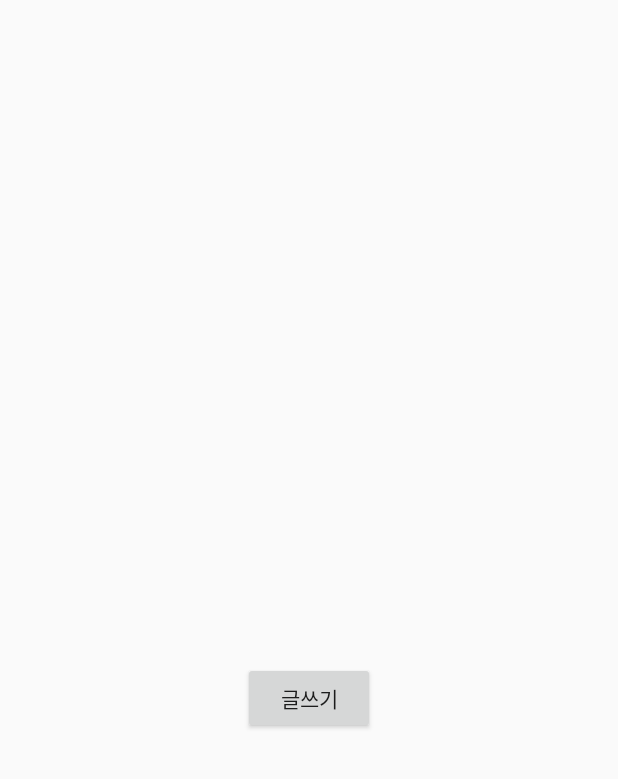
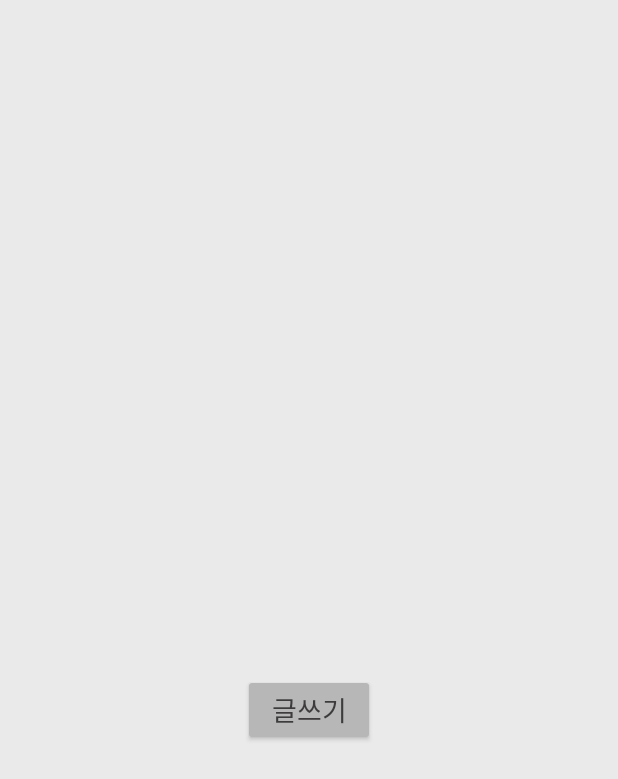
Before and after one commit to chaeniiz/weather-diary, an Android app: the layout activity_main.xml on its own in the app's theme, with its tools: preview values and no code run, on a phone screen of 412 x 824 dp. Shown: the top 779 px of the screen. Run offline under Robolectric (Android 15) with nearby library versions, the phone set to English and light mode, and no system bars; network calls fail.

Commit message:
Add resource sets and apply theme

```diff
--- a/app/src/main/AndroidManifest.xml
+++ b/app/src/main/AndroidManifest.xml
@@ -12,7 +12,7 @@
         android:label="@string/app_name"
         android:roundIcon="@mipmap/ic_launcher_round"
         android:supportsRtl="true"
-        android:theme="@style/AppTheme">
+        android:theme="@style/WeatherDiaryTheme">
 
         <activity android:name=".presentation.main.MainActivity">
             <intent-filter>
--- a/app/src/main/res/layout/activity_main.xml
+++ b/app/src/main/res/layout/activity_main.xml
@@ -13,7 +13,8 @@
         app:layout_constraintBottom_toBottomOf="parent"
         app:layout_constraintLeft_toLeftOf="parent"
         app:layout_constraintRight_toRightOf="parent"
-        app:layout_constraintTop_toTopOf="parent" />
+        app:layout_constraintTop_toTopOf="parent"
+        style="@style/Typography.400" />
 
     <TextView
         android:id="@+id/contentTextView"
@@ -21,7 +22,8 @@
         android:layout_height="wrap_content"
         app:layout_constraintLeft_toLeftOf="parent"
         app:layout_constraintRight_toRightOf="parent"
-        app:layout_constraintTop_toBottomOf="@+id/weatherTextView" />
+        app:layout_constraintTop_toBottomOf="@+id/weatherTextView"
+        style="@style/Typography.400" />
 
     <Button
         android:id="@+id/writeButton"
@@ -31,6 +33,7 @@
         app:layout_constraintStart_toStartOf="parent"
         app:layout_constraintEnd_toEndOf="parent"
         android:text="글쓰기"
+        style="@style/Typography.400"
         />
 
 </androidx.constraintlayout.widget.ConstraintLayout>
--- a/app/src/main/res/layout/activity_write.xml
+++ b/app/src/main/res/layout/activity_write.xml
@@ -10,6 +10,7 @@
         android:layout_width="match_parent"
         android:layout_height="wrap_content"
         android:hint="위치"
+        style="@style/Typography.400"
         />
 
     <EditText
@@ -18,6 +19,7 @@
         android:layout_height="wrap_content"
         android:hint="날씨"
         android:layout_marginTop="20dp"
+        style="@style/Typography.400"
         />
 
     <EditText
@@ -26,6 +28,7 @@
         android:layout_height="wrap_content"
         android:hint="내용"
         android:layout_marginTop="20dp"
+        style="@style/Typography.400"
         />
 
     <Button
@@ -35,6 +38,7 @@
         android:text="작성"
         android:gravity="center"
         android:layout_marginTop="20dp"
+        style="@style/Typography.400"
         />
 
 </LinearLayout>
--- a/app/src/main/res/values/colors.xml
+++ b/app/src/main/res/values/colors.xml
@@ -1,6 +1,8 @@
 <?xml version="1.0" encoding="utf-8"?>
 <resources>
-    <color name="colorPrimary">#008577</color>
-    <color name="colorPrimaryDark">#00574B</color>
-    <color name="colorAccent">#D81B60</color>
+    <color name="transparent">#00000000</color>
+    <color name="background">#EAEAEA</color>
+    <color name="colorPrimary">#3d3b3c</color>
+    <color name="colorPrimaryDark">#373334</color>
+    <color name="colorAccent">#b7b7b7</color>
 </resources>
--- a/app/src/main/res/values/styles.xml
+++ b/app/src/main/res/values/styles.xml
@@ -8,4 +8,19 @@
         <item name="colorAccent">@color/colorAccent</item>
     </style>
 
+    <style name="WeatherDiaryTheme" parent="Theme.AppCompat.Light.NoActionBar">
+        <item name="colorPrimary">@color/colorPrimary</item>
+        <item name="colorPrimaryDark">@color/colorPrimaryDark</item>
+        <item name="colorAccent">@color/colorAccent</item>
+        <item name="colorControlNormal">@color/colorPrimary</item>
+        <item name="colorControlActivated">@color/colorPrimary</item>
+        <item name="colorControlHighlight">@color/colorPrimaryDark</item>
+        <item name="colorButtonNormal">@color/colorAccent</item>
+        <item name="colorSwitchThumbNormal">@color/colorPrimary</item>
+        <item name="android:actionMenuTextColor">@color/colorAccent</item>
+        <item name="android:textColorPrimary">@color/colorPrimary</item>
+        <item name="android:textColorSecondary">@color/colorPrimary</item>
+        <item name="android:windowBackground">@color/background</item>
+    </style>
+
 </resources>
```
Also changed, not shown: app/src/main/res/values/dimens.xml (added, +58 -0 lines), app/src/main/res/values/styles_typography.xml (added, +87 -0 lines), 1 other file.
